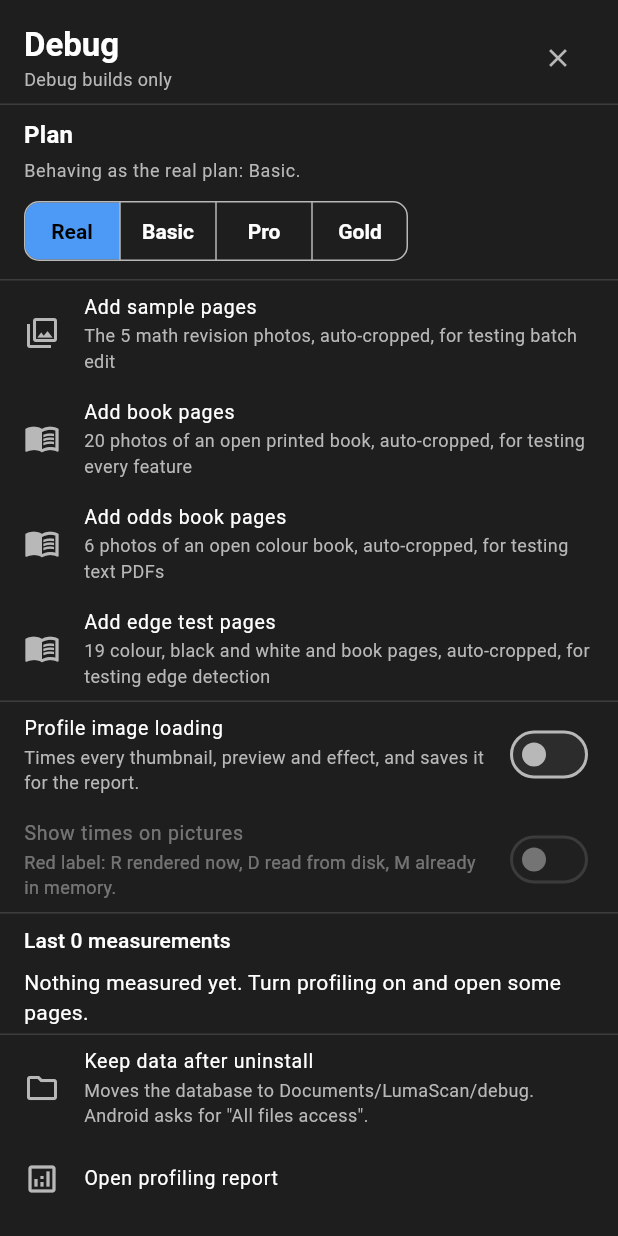
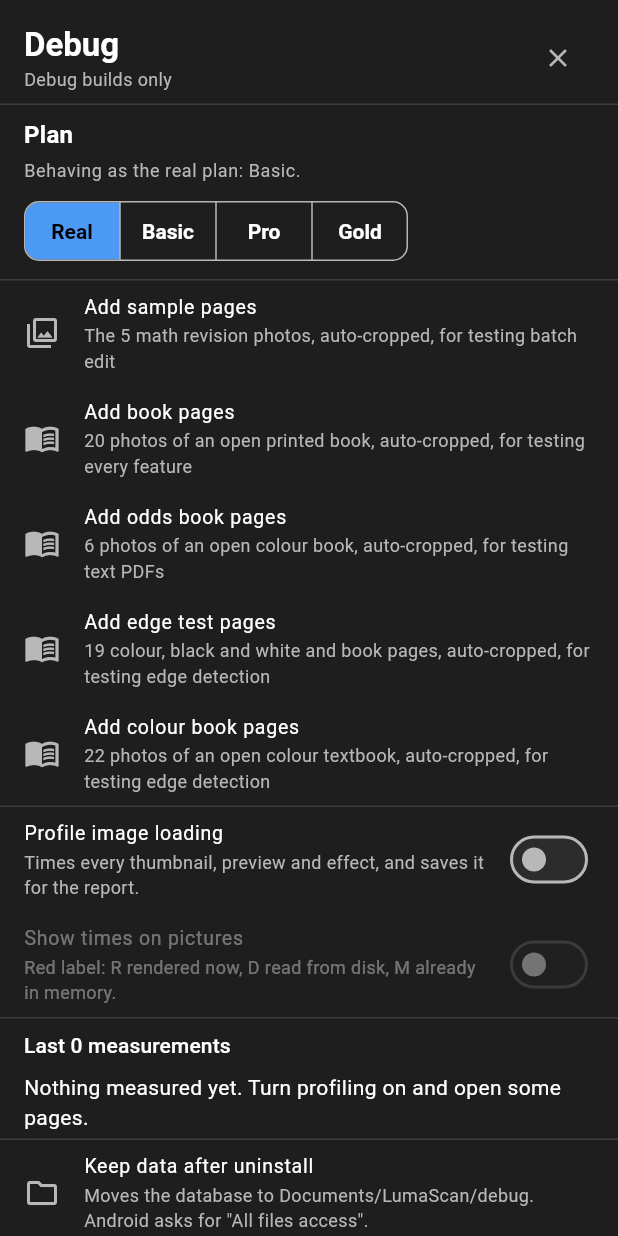
Before and after one commit to varun15j/pfd_editor, a Flutter app: the DebugPanel widget shown alone on an empty page, opened directly with empty values, on a phone screen of 412 x 824 dp. Run offline on Flutter 3.47's test engine with Material 3 defaults, Android fonts, the phone set to English and light mode, and no system bars; our stand-ins replace camera, file_picker, flutter_riverpod, flutter_secure_storage, google_sign_in, open_filex and 6 more; missing offline and left inert: cunning_document_scanner, flutter_appauth, google_mlkit_barcode_scanning, google_mlkit_text_recognition, pdfrx; accounts and stored records are empty.

Commit message:
Add the 22 colour book photos as a sample set and test; keep only square-cornered edge outlines
- 'Add colour book pages' in the debug build (Settings > Developer and the
  debug panel), hand-marked corners in test/colour_book_detection_test.dart.
- Edge outlines must have corners between 53 and 127 degrees: one closed
  round a hand over a blurred page (16: 0.03 -> 0.87). Mean overlap on the
  colour book photos 0.84 at photo size (0.82 before this PR).
- Debug panel test scrolls to the profiling switch instead of relying on
  the screen being tall enough.

Co-Authored-By: Claude Opus 5.5 <noreply@anthropic.com>
Claude-Session: https://claude.ai/code/session_01KTqVtkBr4dFKWLzfcVXUhd

```diff
--- a/lumascan_app/lib/debug/debug_panel.dart
+++ b/lumascan_app/lib/debug/debug_panel.dart
@@ -131,6 +131,7 @@ class DebugPanel extends StatelessWidget {
                 SamplePagesTile(set: bookSamples, onStart: onClose),
                 SamplePagesTile(set: oddsBookSamples, onStart: onClose),
                 SamplePagesTile(set: edgeSamples, onStart: onClose),
+                SamplePagesTile(set: colourBookSamples, onStart: onClose),
                 const Divider(),
                 SwitchListTile(
                   title: const Text('Profile image loading'),
--- a/lumascan_app/lib/debug/sample_pages.dart
+++ b/lumascan_app/lib/debug/sample_pages.dart
@@ -107,8 +107,42 @@ const edgeSamples = SampleSet(
   ],
 );
 
+/// Camera photos of a colour textbook (NCERT Class 6 Social Science) open on
+/// a wooden desk, in `sample_photos/colour_book/`, taken with the LumaScan
+/// camera on the CPH2661 (OnePlus) on 26 October 2026: the facing page in
+/// view, pens, a pencil case, a laptop, a hand or an arm over some pages,
+/// two blurred page turns.
+const colourBookSamples = SampleSet(
+  title: 'Add colour book pages',
+  subtitle: '22 photos of an open colour textbook, auto-cropped, for testing edge detection',
+  assets: [
+    'sample_photos/colour_book/01_letter_to_student.jpg',
+    'sample_photos/colour_book/02_your_journey.jpg',
+    'sample_photos/colour_book/03_page_turning_hand.jpg',
+    'sample_photos/colour_book/04_constitution_preamble.jpg',
+    'sample_photos/colour_book/05_textbook_team.jpg',
+    'sample_photos/colour_book/06_why_social_science.jpg',
+    'sample_photos/colour_book/07_city_photo.jpg',
+    'sample_photos/colour_book/08_cultural_heritage.jpg',
+    'sample_photos/colour_book/09_map_components.jpg',
+    'sample_photos/colour_book/10_map_symbols.jpg',
+    'sample_photos/colour_book/11_globe_chessboard.jpg',
+    'sample_photos/colour_book/12_globe_shadow.jpg',
+    'sample_photos/colour_book/13_globe_arm_over.jpg',
+    'sample_photos/colour_book/14_globe_longitudes.jpg',
+    'sample_photos/colour_book/15_globe_left_page.jpg',
+    'sample_photos/colour_book/16_globe_hand_blur.jpg',
+    'sample_photos/colour_book/17_festivals_photos.jpg',
+    'sample_photos/colour_book/18_ellora_caves.jpg',
+    'sample_photos/colour_book/19_ellora_think.jpg',
+    'sample_photos/colour_book/20_schools_of_thought.jpg',
+    'sample_photos/colour_book/21_great_bath.jpg',
+    'sample_photos/colour_book/22_india_bharat_chapter.jpg',
+  ],
+);
+
 /// Every bundled set, in the order they are offered.
-const sampleSets = [mathSamples, bookSamples, oddsBookSamples, edgeSamples];
+const sampleSets = [mathSamples, bookSamples, oddsBookSamples, edgeSamples, colourBookSamples];
 
 /// The math revision photos (the first set).
 final samplePageAssets = mathSamples.assets;
--- a/lumascan_app/lib/features/settings/settings_screen.dart
+++ b/lumascan_app/lib/features/settings/settings_screen.dart
@@ -136,6 +136,7 @@ class SettingsScreen extends ConsumerWidget {
             const SamplePagesTile(set: bookSamples, contentPadding: EdgeInsets.zero),
             const SamplePagesTile(set: oddsBookSamples, contentPadding: EdgeInsets.zero),
             const SamplePagesTile(set: edgeSamples, contentPadding: EdgeInsets.zero),
+            const SamplePagesTile(set: colourBookSamples, contentPadding: EdgeInsets.zero),
           ],
           const SizedBox(height: Space.xl),
           const AboutSection(),
--- a/lumascan_app/pubspec.yaml
+++ b/lumascan_app/pubspec.yaml
@@ -92,6 +92,7 @@ flutter:
     - sample_photos/05_revision_grocery_table.jpg
     - sample_photos/book/
     - sample_photos/edge/
+    - sample_photos/colour_book/
     - sample_scan_img/odds_book/
 
   # To add assets to your application, add an assets section, like this:
```
Also changed, not shown: lumascan_app/lib/imaging/page_detector.dart (+23 -1 lines), 5 other files.
